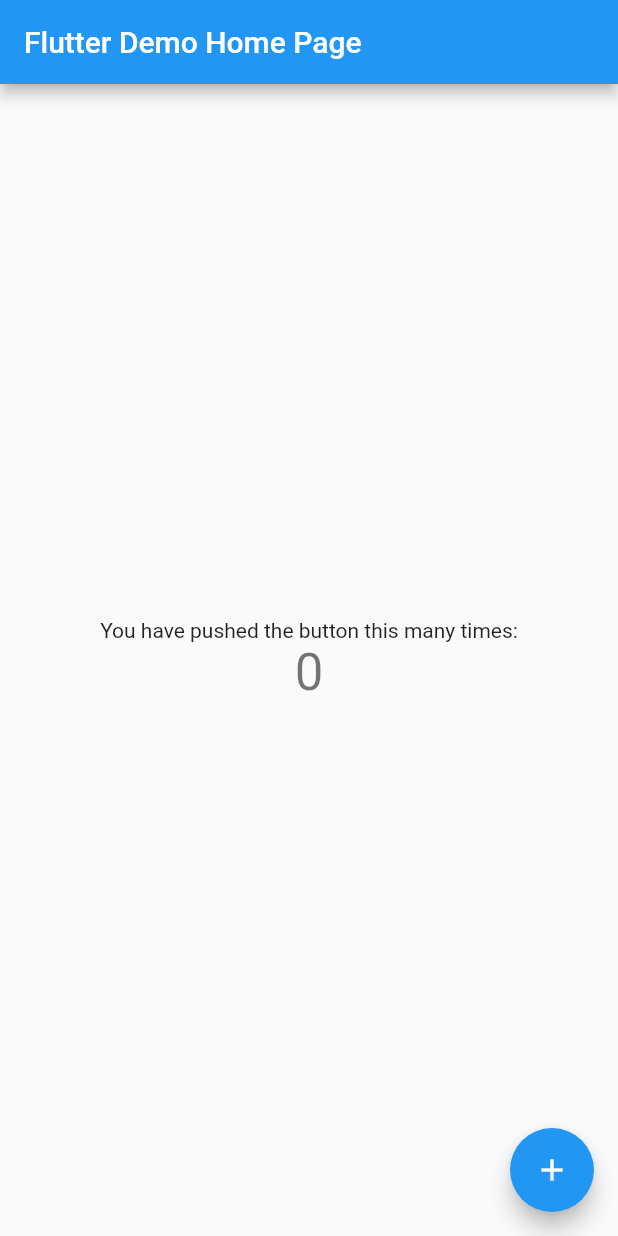
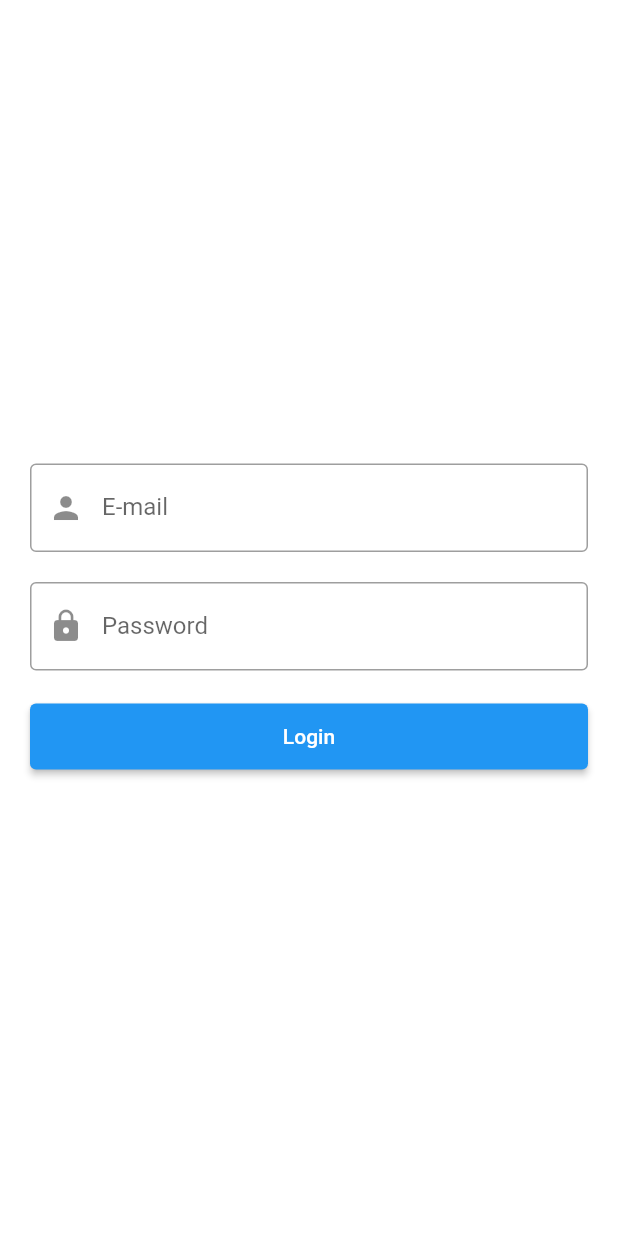
Before and after one commit to antoniolisboa/flutter_inherited, a Flutter app: the screen it shows after launch, on a phone screen of 412 x 824 dp. Run offline on Flutter 3.47's test engine with Material 2 defaults, Android fonts, the phone set to English and light mode, and no system bars.

```diff
--- a/lib/main.dart
+++ b/lib/main.dart
@@ -1,4 +1,6 @@
 import 'package:flutter/material.dart';
+import 'package:flutter_inherited/screens/home_screen.dart';
+import 'package:flutter_inherited/screens/login_screen.dart';
 
 void main() {
   runApp(const MyApp());
@@ -7,109 +9,16 @@
 class MyApp extends StatelessWidget {
   const MyApp({super.key});
 
-  // This widget is the root of your application.
   @override
   Widget build(BuildContext context) {
     return MaterialApp(
-      title: 'Flutter Demo',
-      theme: ThemeData(
-        // This is the theme of your application.
-        //
-        // Try running your application with "flutter run". You'll see the
-        // application has a blue toolbar. Then, without quitting the app, try
-        // changing the primarySwatch below to Colors.green and then invoke
-        // "hot reload" (press "r" in the console where you ran "flutter run",
-        // or simply save your changes to "hot reload" in a Flutter IDE).
-        // Notice that the counter didn't reset back to zero; the application
-        // is not restarted.
-        primarySwatch: Colors.blue,
-      ),
-      home: const MyHomePage(title: 'Flutter Demo Home Page'),
+      debugShowCheckedModeBanner: false,
+      title: 'Utilizando o InheritedWidget',
+      initialRoute: '/login',
+      routes: {
+        '/login': (context) => const LoginScreen(),
+        '/home': (context) => const HomeScreen(),
+      },
     );
   }
 }
-
-class MyHomePage extends StatefulWidget {
-  const MyHomePage({super.key, required this.title});
-
-  // This widget is the home page of your application. It is stateful, meaning
-  // that it has a State object (defined below) that contains fields that affect
-  // how it looks.
-
-  // This class is the configuration for the state. It holds the values (in this
-  // case the title) provided by the parent (in this case the App widget) and
-  // used by the build method of the State. Fields in a Widget subclass are
-  // always marked "final".
-
-  final String title;
-
-  @override
-  State<MyHomePage> createState() => _MyHomePageState();
-}
-
-class _MyHomePageState extends State<MyHomePage> {
-  int _counter = 0;
-
-  void _incrementCounter() {
-    setState(() {
-      // This call to setState tells the Flutter framework that something has
-      // changed in this State, which causes it to rerun the build method below
-      // so that the display can reflect the updated values. If we changed
-      // _counter without calling setState(), then the build method would not be
-      // called again, and so nothing would appear to happen.
-      _counter++;
-    });
-  }
-
-  @override
-  Widget build(BuildContext context) {
-    // This method is rerun every time setState is called, for instance as done
-    // by the _incrementCounter method above.
-    //
-    // The Flutter framework has been optimized to make rerunning build methods
-    // fast, so that you can just rebuild anything that needs updating rather
-    // than having to individually change instances of widgets.
-    return Scaffold(
-      appBar: AppBar(
-        // Here we take the value from the MyHomePage object that was created by
-        // the App.build method, and use it to set our appbar title.
-        title: Text(widget.title),
-      ),
-      body: Center(
-        // Center is a layout widget. It takes a single child and positions it
-        // in the middle of the parent.
-        child: Column(
-          // Column is also a layout widget. It takes a list of children and
-          // arranges them vertically. By default, it sizes itself to fit its
-          // children horizontally, and tries to be as tall as its parent.
-          //
-          // Invoke "debug painting" (press "p" in the console, choose the
-          // "Toggle Debug Paint" action from the Flutter Inspector in Android
-          // Studio, or the "Toggle Debug Paint" command in Visual Studio Code)
-          // to see the wireframe for each widget.
-          //
-          // Column has various properties to control how it sizes itself and
-          // how it positions its children. Here we use mainAxisAlignment to
-          // center the children vertically; the main axis here is the vertical
-          // axis because Columns are vertical (the cross axis would be
-          // horizontal).
-          mainAxisAlignment: MainAxisAlignment.center,
-          children: <Widget>[
-            const Text(
-              'You have pushed the button this many times:',
-            ),
-            Text(
-              '$_counter',
-              style: Theme.of(context).textTheme.headlineMedium,
-            ),
-          ],
-        ),
-      ),
-      floatingActionButton: FloatingActionButton(
-        onPressed: _incrementCounter,
-        tooltip: 'Increment',
-        child: const Icon(Icons.add),
-      ), // This trailing comma makes auto-formatting nicer for build methods.
-    );
-  }
-}
--- /dev/null
+++ b/lib/screens/login_screen.dart
@@ -0,0 +1,54 @@
+import 'package:flutter/material.dart';
+
+class LoginScreen extends StatelessWidget {
+  const LoginScreen({super.key});
+
+  @override
+  Widget build(BuildContext context) {
+    return Scaffold(
+      backgroundColor: Colors.white,
+      body: Center(
+        child: Padding(
+          padding: const EdgeInsets.all(20),
+          child: Column(
+            mainAxisAlignment: MainAxisAlignment.center,
+            mainAxisSize: MainAxisSize.min,
+            children: [
+              TextFormField(
+                decoration: const InputDecoration(
+                  border: OutlineInputBorder(),
+                  labelText: 'E-mail',
+                  prefixIcon: Icon(Icons.person),
+                ),
+              ),
+              const SizedBox(height: 20),
+              TextFormField(
+                decoration: const InputDecoration(
+                  border: OutlineInputBorder(),
+                  labelText: 'Password',
+                  prefixIcon: Icon(Icons.lock),
+                ),
+              ),
+              const SizedBox(height: 20),
+              Row(
+                children: [
+                  Expanded(
+                    child: ElevatedButton(
+                      onPressed: () {
+                        Navigator.pushReplacementNamed(context, '/home');
+                      },
+                      child: const Padding(
+                        padding: EdgeInsets.all(14),
+                        child: Text('Login'),
+                      ),
+                    ),
+                  ),
+                ],
+              )
+            ],
+          ),
+        ),
+      ),
+    );
+  }
+}
```
Also changed, not shown: lib/componets/task.dart (added, +77 -0 lines), lib/componets/task_drawer.dart (added, +32 -0 lines), lib/screens/home_screen.dart (added, +25 -0 lines).
